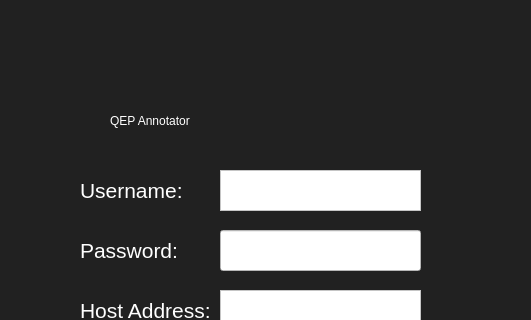
The window that WelcomeScreen.ui (Joshlim288/sql-annotator) describes before a commit, drawn with Qt 5; both pictures show x 150 to 681 and y 0 to 320 of the 850 by 550 pixel window.
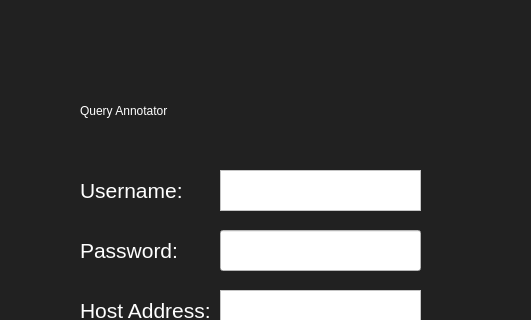
The same window after the commit.

```diff
--- a/WelcomeScreen.ui
+++ b/WelcomeScreen.ui
@@ -19,9 +19,9 @@
   <widget class="QLabel" name="titleText">
    <property name="geometry">
     <rect>
-     <x>260</x>
-     <y>80</y>
-     <width>321</width>
+     <x>230</x>
+     <y>70</y>
+     <width>371</width>
      <height>81</height>
     </rect>
    </property>
@@ -29,7 +29,7 @@
     <string notr="true">font: 36pt &quot;MS Shell Dlg 2&quot;; color:rgb(255, 255, 255)</string>
    </property>
    <property name="text">
-    <string>QEP Annotator</string>
+    <string>Query Annotator</string>
    </property>
   </widget>
   <widget class="QPushButton" name="loadDatabaseButton">
```
